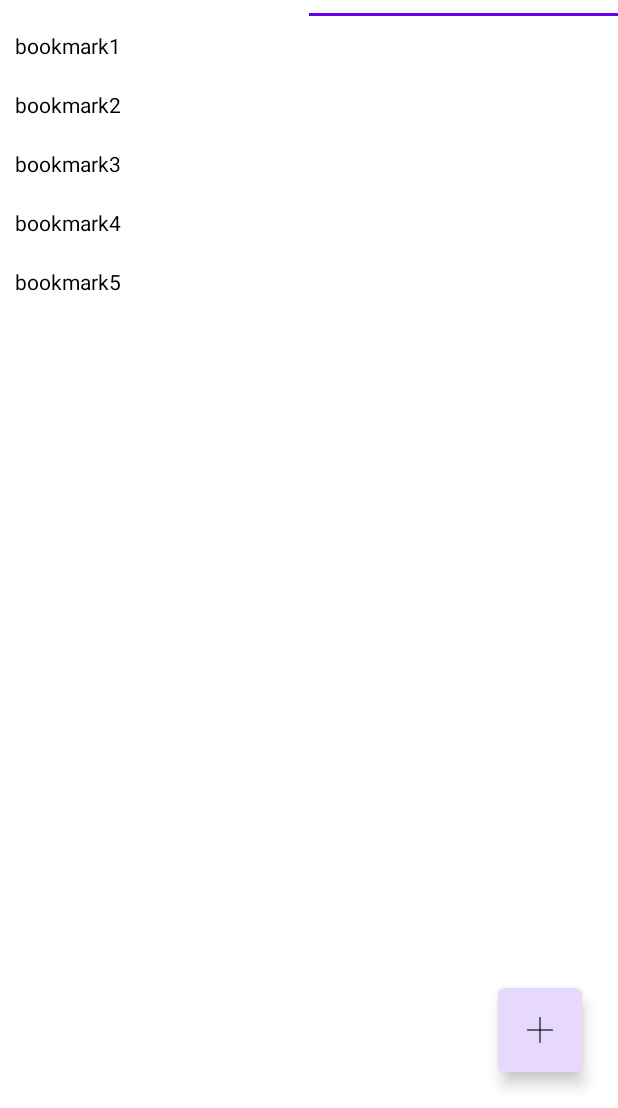
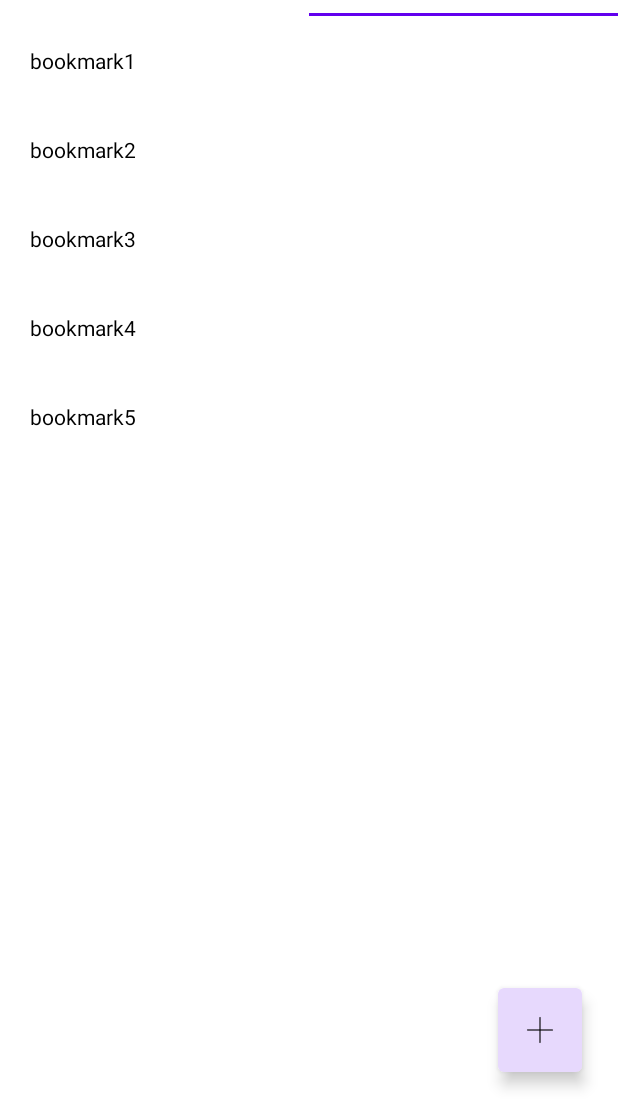
Before and after one commit to scarletYewon/TODO, an Android app: the screen it shows after launch (MainActivity), tab 2 chosen, on a phone screen of 412 x 824 dp, the part 128-1236 px from its top. Run offline under Robolectric (Android 15) with nearby library versions, the phone set to English and light mode, and no system bars.

Commit message:
margin 수정

```diff
--- a/App/app/src/main/res/layout/recycler_bookmark_item.xml
+++ b/App/app/src/main/res/layout/recycler_bookmark_item.xml
@@ -9,7 +9,7 @@
         android:layout_width="match_parent"
         android:layout_height="wrap_content"
         android:textColor="@color/black"
-        android:padding="10dp"
+        android:padding="20dp"
         app:layout_constraintStart_toStartOf="parent"
         app:layout_constraintEnd_toEndOf="parent"
         app:layout_constraintTop_toTopOf="parent"
--- a/App/app/src/main/res/layout/recycler_todo_item.xml
+++ b/App/app/src/main/res/layout/recycler_todo_item.xml
@@ -8,7 +8,7 @@
         android:layout_width="match_parent"
         android:layout_height="wrap_content"
         android:textColor="@color/black"
-        android:padding="10dp"
+        android:padding="20dp"
         app:layout_constraintStart_toStartOf="parent"
         app:layout_constraintEnd_toEndOf="parent"
         app:layout_constraintTop_toTopOf="parent"
```
